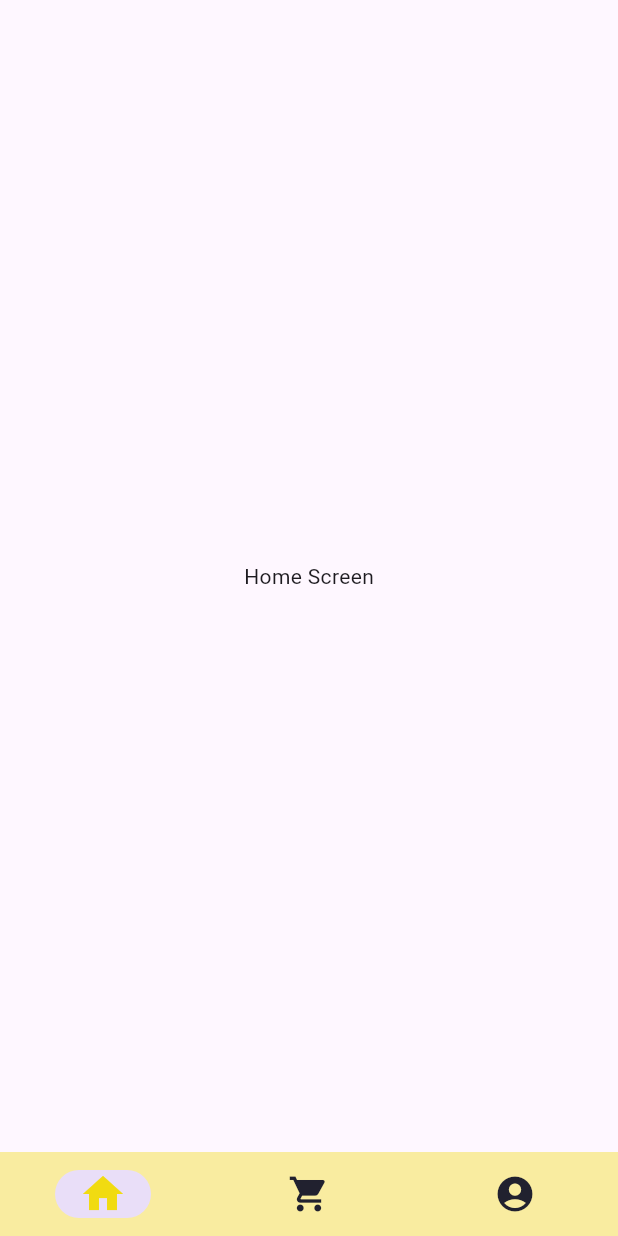
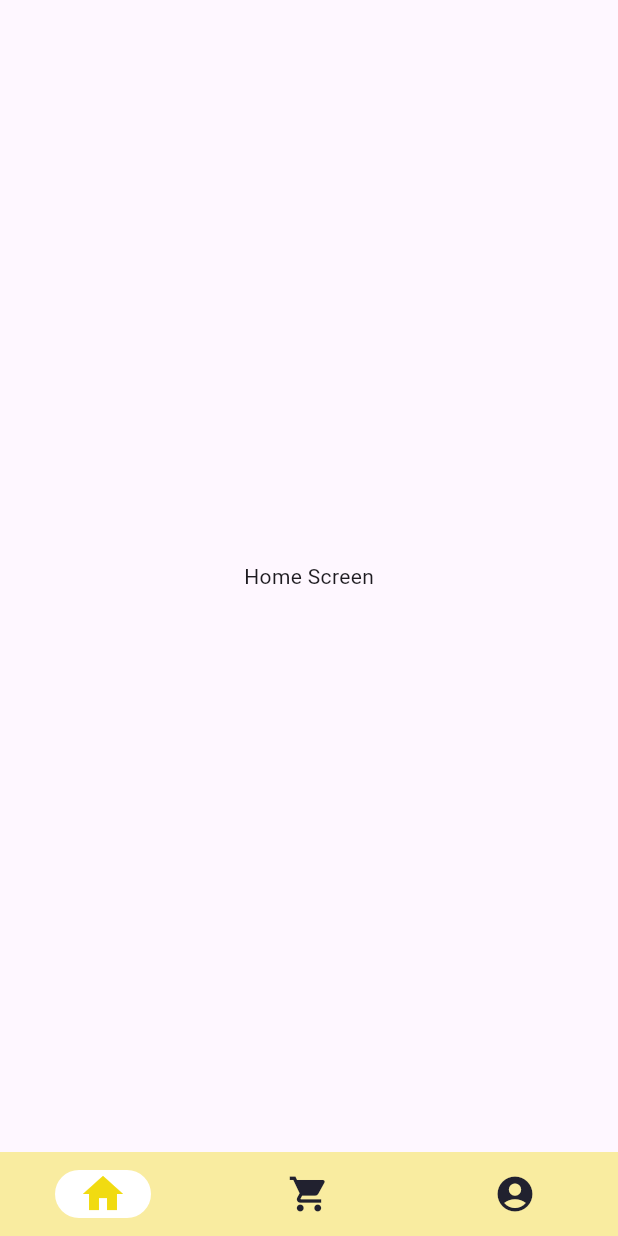
Before and after one commit to BeeKahve/bee-kahve-dev, a Flutter app: the RootScreen screen opened directly, on a phone screen of 412 x 824 dp. Run offline on Flutter 3.47's test engine with Material 3 defaults, Android fonts, the phone set to English and light mode, and no system bars.

Commit message:
Updates color

```diff
--- a/frontend/bee_kahve/lib/consts/app_color.dart
+++ b/frontend/bee_kahve/lib/consts/app_color.dart
@@ -5,5 +5,5 @@ class AppColors {
   static const Color yellow = Color(0xFFF1DB11);
   static const Color lightYellow = Color.fromARGB(102, 241, 219, 17);
   static const Color darkColor = Color.fromARGB(255, 9, 3, 27);
-  static const Color darkPrimary = Color.fromARGB(255, 94, 75, 236);
+  static const Color scaffoldBackgroundColor = Color(0xFFFFFFFF);
 }
```
